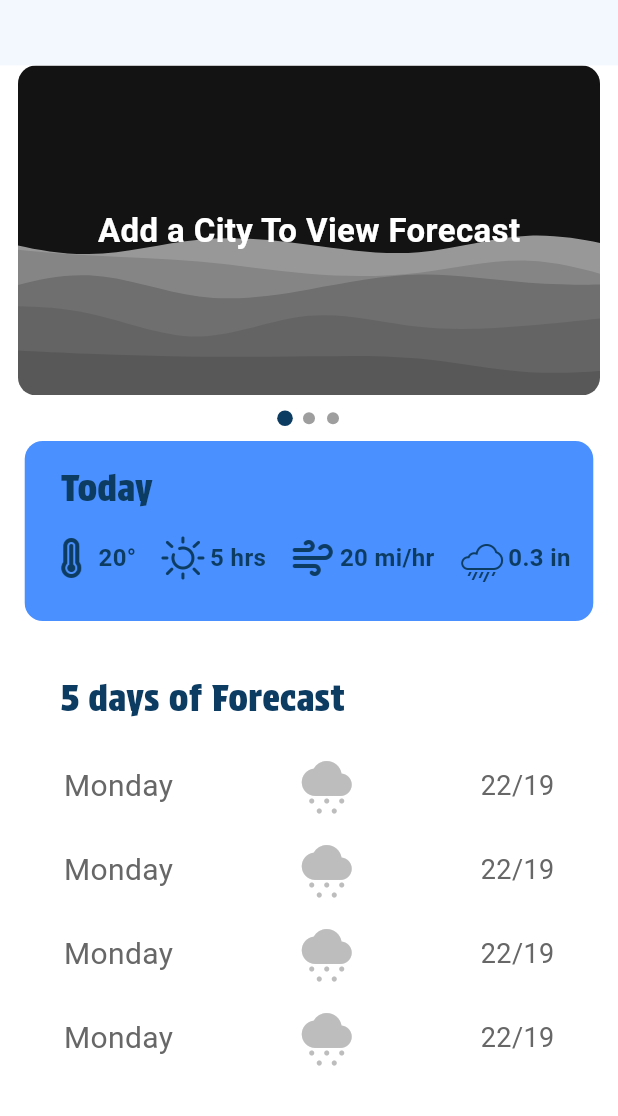
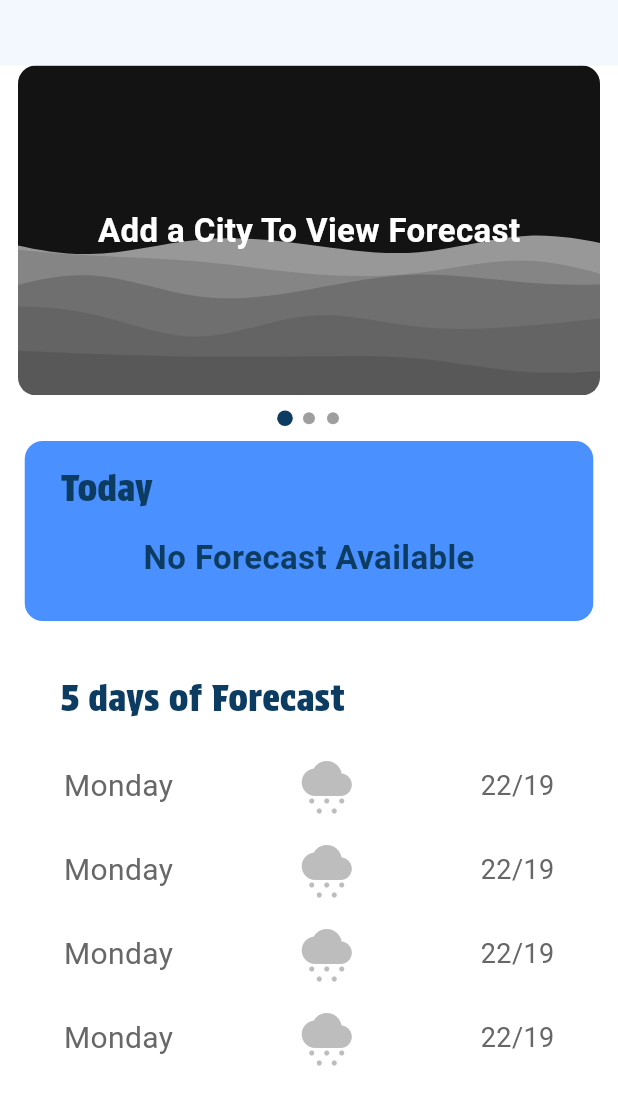
Before and after one commit to kaleabSolomon/WeatherIO, a Flutter app: the screen it shows after launch, on a phone screen of 412 x 824 dp, the part 120-1236 px from its top. Run offline on Flutter 3.47's test engine with Material 3 defaults, Android fonts, the phone set to English and light mode, and no system bars; drawn by our look-alikes of smooth_page_indicator; our stand-ins replace dio, flutter_svg, hive, hive_flutter; accounts and stored records are empty.

Commit message:
render today's forecast section based on the fact that there is forecast to be displayed

```diff
--- a/lib/pages/home_page.dart
+++ b/lib/pages/home_page.dart
@@ -88,7 +88,9 @@ class _HomePageState extends State<HomePage> {
           const SizedBox(
             height: 10,
           ),
-          const WeatherStatsToday(),
+          const WeatherStatsToday(
+            isNoForecast: true,
+          ),
           Expanded(
             child: Container(
               width: MediaQuery.of(context).size.width * 0.92,
--- a/lib/widgets/weather_stats_today.dart
+++ b/lib/widgets/weather_stats_today.dart
@@ -5,7 +5,9 @@ import 'package:weather_io/theme/theme_provider.dart';
 import 'package:weather_io/widgets/weather_stat.dart';
 
 class WeatherStatsToday extends StatelessWidget {
-  const WeatherStatsToday({super.key});
+  final bool? isNoForecast;
+
+  const WeatherStatsToday({super.key, this.isNoForecast});
 
   @override
   Widget build(BuildContext context) {
@@ -31,7 +33,16 @@ class WeatherStatsToday extends StatelessWidget {
                   color: Theme.of(context).colorScheme.primary),
             ),
           ),
-          const Row(
+          isNoForecast == true
+              ? Center(
+                  child: Text(
+                  "No Forecast Available",
+                  style: TextStyle(
+                      fontSize: 22,
+                      fontWeight: FontWeight.bold,
+                      color: Theme.of(context).colorScheme.primary),
+                ))
+              : const Row(
                   mainAxisAlignment: MainAxisAlignment.spaceEvenly,
                   children: [
                     WeatherStat(
```
Lines whose indentation alone changed are shown as unchanged.
